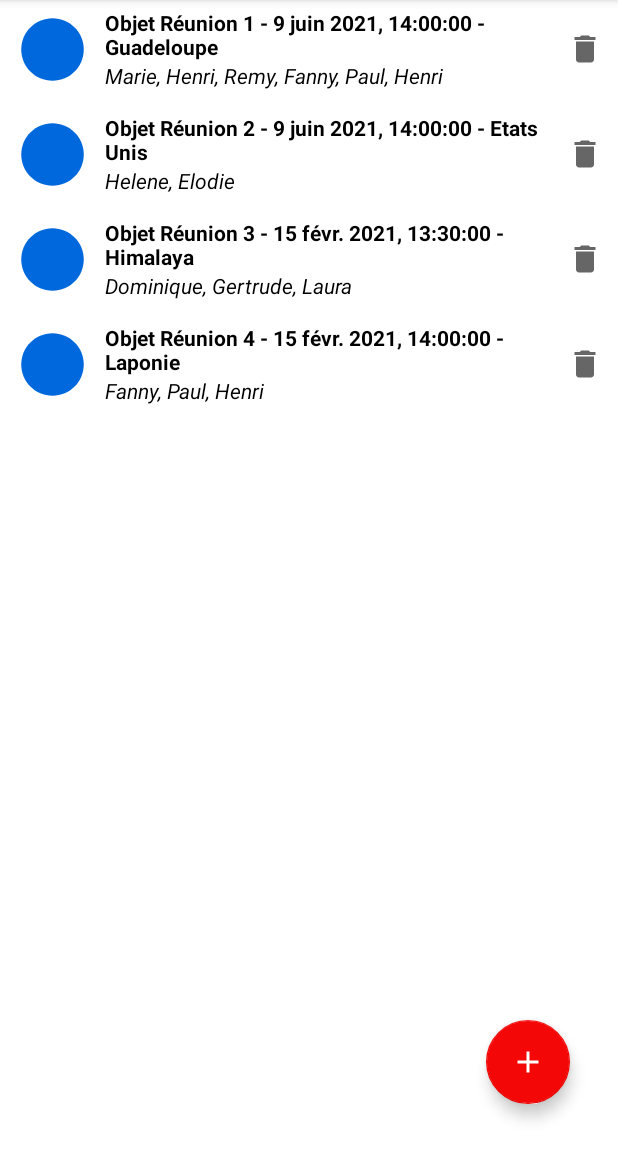
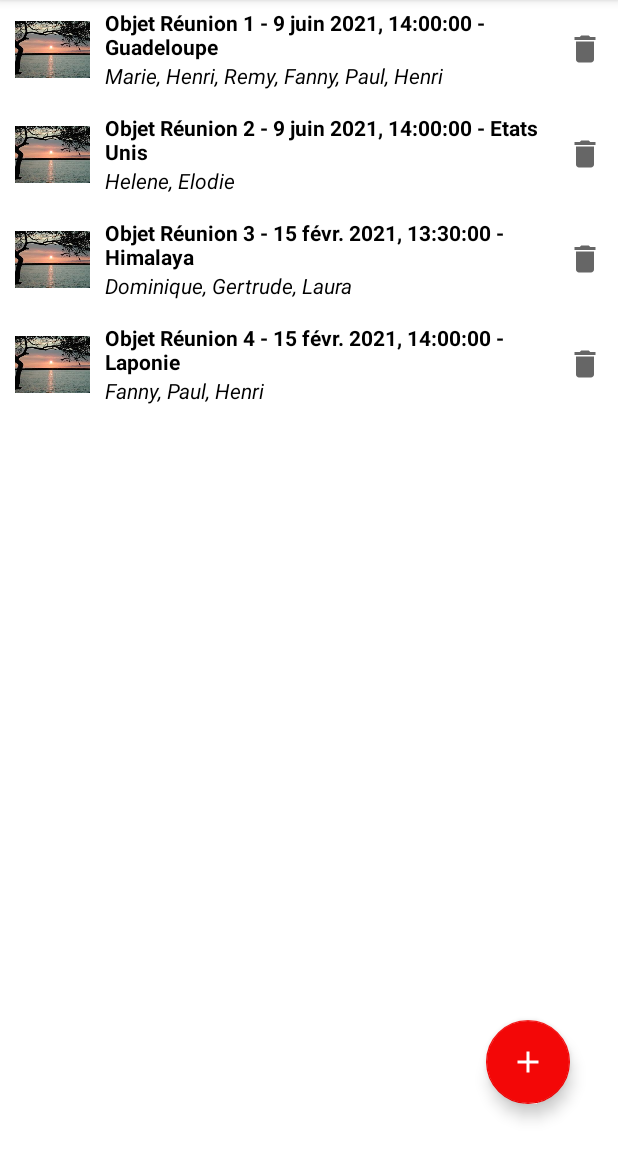
Before and after one commit to elonaenjy/MaReu, an Android app: the screen it shows after launch (MeetingMainActivity), on a phone screen of 412 x 824 dp, the part 84-1236 px from its top. Run offline under Robolectric (Android 15) with nearby library versions, the phone set to English and light mode, and no system bars.

Commit message:
gestion image de la salle de réunion

```diff
--- a/app/src/main/java/com/example/mareu/Activity/MyAdapter.java
+++ b/app/src/main/java/com/example/mareu/Activity/MyAdapter.java
@@ -57,9 +57,10 @@ public class MyAdapter extends RecyclerView.Adapter<MyAdapter.MyViewHolder> {
         long mId = mMeetings.get(position).getIdRoom();
         List<Room> lRoomMeeting = Room.generateRooms();
         String mRoomName = lRoomMeeting.get( (int) mId ).getRoomName();
-        String mRoomImage = lRoomMeeting.get( (int) mId ).getRoomImage() + "_round";
+        String mRoomImage = lRoomMeeting.get( (int) mId ).getRoomImage();
         System.out.println(mRoomImage);
- //       holder.mMeetingRoomImage.setImageResource(R.mipmap.mRoomImage);
+
+        holder.mMeetingRoomImage.setImageResource(R.drawable.cascade);
 
         // TextHolder for the first line
         String mFirstLineString = subjectMeeting + TEXT_SEPARATOR + shortDateFormat.format( mDateDebut ) + TEXT_SEPARATOR + mRoomName ;
--- a/app/src/main/java/com/example/mareu/Model/Room.java
+++ b/app/src/main/java/com/example/mareu/Model/Room.java
@@ -14,7 +14,7 @@ public class Room {
             new Room( 1, "Etretat", 3 , "etretat"),
             new Room( 2, "Himalaya", 10, "himalaya" ),
             new Room( 3, "Laponie", 5, "laponie" ),
-            new Room( 4, "Guadeloupe", 7, "Guadeloupe" ),
+            new Room( 4, "Guadeloupe", 7, "guadeloupe" ),
             new Room( 5, "Etats Unis", 2, "canyon" ),
             new Room( 6, "Madagascar", 5,"madagascar" ),
             new Room( 7, "Rome", 20, "rome" ),
--- a/app/src/main/res/layout/fragment_item_list.xml
+++ b/app/src/main/res/layout/fragment_item_list.xml
@@ -16,7 +16,6 @@
         android:id="@+id/item_image_meeting"
         android:layout_width="@dimen/size_image_view"
         android:layout_height="@dimen/size_image_view"
-        android:background="@drawable/ic_baseline_circle_24"
         android:backgroundTint="@color/colorPrimaryDark"
         app:layout_constraintBottom_toBottomOf="parent"
         app:layout_constraintStart_toStartOf="parent"
```
